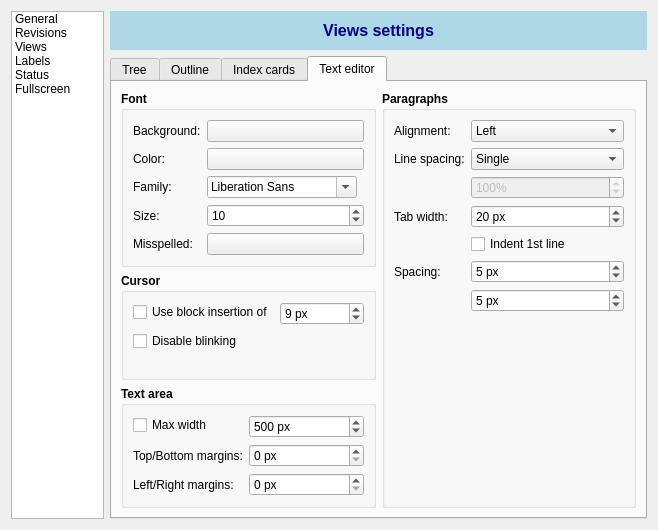
This is manuskript/ui/settings_ui.ui in olivierkes/manuskript as Qt 5 draws it before an edit. The edited form follows.
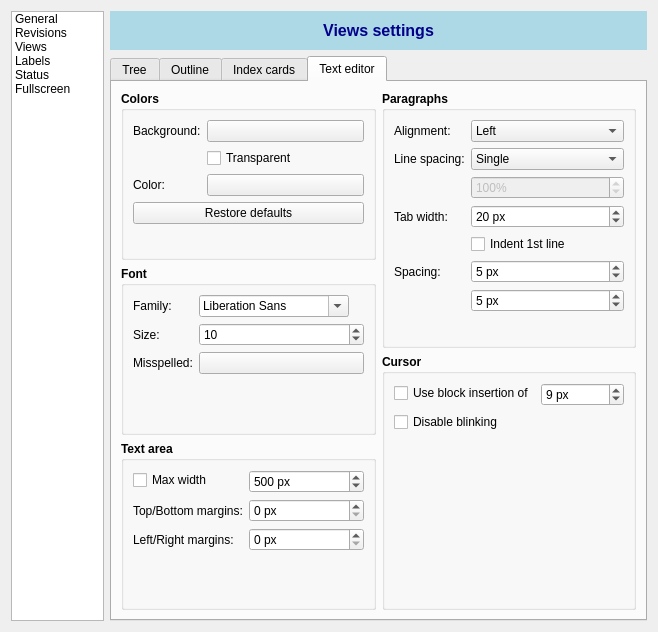
This is the edited form. The open tabs and pages were chosen to show the change. Icons and pictures are not drawn.

Commit message: Adds default system style to text editor

```diff
--- a/manuskript/ui/settings_ui.ui
+++ b/manuskript/ui/settings_ui.ui
@@ -7,7 +7,7 @@
     <x>0</x>
     <y>0</y>
     <width>658</width>
-    <height>530</height>
+    <height>632</height>
    </rect>
   </property>
   <property name="windowTitle">
@@ -795,13 +795,12 @@
        <item>
         <widget class="QTabWidget" name="tabViews">
          <property name="currentIndex">
-          <number>0</number>
+          <number>3</number>
          </property>
          <widget class="QWidget" name="tab">
           <attribute name="icon">
            <iconset theme="view-list-tree">
-            <normaloff/>
-           </iconset>
+            <normaloff>.</normaloff>.</iconset>
           </attribute>
           <attribute name="title">
            <string>Tree</string>
@@ -1070,7 +1069,7 @@
                    </font>
                   </property>
                   <property name="text">
-                   <string>Show wordcount</string>
+                   <string>Show &amp;wordcount</string>
                   </property>
                  </widget>
                 </item>
@@ -1083,7 +1082,7 @@
                    </font>
                   </property>
                   <property name="text">
-                   <string>Show progress</string>
+                   <string>S&amp;how progress</string>
                   </property>
                  </widget>
                 </item>
@@ -1096,7 +1095,7 @@
                    </font>
                   </property>
                   <property name="text">
-                   <string>Show summary</string>
+                   <string>Show summar&amp;y</string>
                   </property>
                  </widget>
                 </item>
@@ -1140,7 +1139,7 @@
                    </font>
                   </property>
                   <property name="text">
-                   <string>Show wordcount</string>
+                   <string>&amp;Show wordcount</string>
                   </property>
                  </widget>
                 </item>
@@ -1153,7 +1152,7 @@
                    </font>
                   </property>
                   <property name="text">
-                   <string>Show progress</string>
+                   <string>Show p&amp;rogress</string>
                   </property>
                  </widget>
                 </item>
@@ -1225,8 +1224,7 @@
          <widget class="QWidget" name="tab_2">
           <attribute name="icon">
            <iconset theme="view-outline">
-            <normaloff/>
-           </iconset>
+            <normaloff>.</normaloff>.</iconset>
           </attribute>
           <attribute name="title">
            <string>Outline</string>
@@ -1573,8 +1571,7 @@
          <widget class="QWidget" name="tab_3">
           <attribute name="icon">
            <iconset theme="view-cards">
-            <normaloff/>
-           </iconset>
+            <normaloff>.</normaloff>.</iconset>
           </attribute>
           <attribute name="title">
            <string>Index cards</string>
@@ -1693,7 +1690,7 @@
                  </font>
                 </property>
                 <property name="text">
-                 <string>Old style</string>
+                 <string>Old st&amp;yle</string>
                 </property>
                </widget>
               </item>
@@ -1706,7 +1703,7 @@
                  </font>
                 </property>
                 <property name="text">
-                 <string>New style</string>
+                 <string>Ne&amp;w style</string>
                 </property>
                </widget>
               </item>
@@ -1976,17 +1973,119 @@
          <widget class="QWidget" name="tab_4">
           <attribute name="icon">
            <iconset theme="view-text">
-            <normaloff/>
-           </iconset>
+            <normaloff>.</normaloff>.</iconset>
           </attribute>
           <attribute name="title">
            <string>Text editor</string>
           </attribute>
-          <layout class="QVBoxLayout" name="verticalLayout_22">
-           <item>
             <layout class="QHBoxLayout" name="horizontalLayout_4">
              <item>
               <layout class="QVBoxLayout" name="verticalLayout_21">
+             <item>
+              <widget class="QGroupBox" name="groupBox_17">
+               <property name="font">
+                <font>
+                 <weight>75</weight>
+                 <bold>true</bold>
+                </font>
+               </property>
+               <property name="title">
+                <string>Colors</string>
+               </property>
+               <layout class="QFormLayout" name="formLayout_12">
+                <item row="0" column="0">
+                 <widget class="QLabel" name="label_43">
+                  <property name="font">
+                   <font>
+                    <weight>50</weight>
+                    <bold>false</bold>
+                   </font>
+                  </property>
+                  <property name="text">
+                   <string>Background:</string>
+                  </property>
+                 </widget>
+                </item>
+                <item row="0" column="1">
+                 <widget class="QPushButton" name="btnEditorBackgroundColor">
+                  <property name="sizePolicy">
+                   <sizepolicy hsizetype="Preferred" vsizetype="Fixed">
+                    <horstretch>0</horstretch>
+                    <verstretch>0</verstretch>
+                   </sizepolicy>
+                  </property>
+                  <property name="font">
+                   <font>
+                    <weight>50</weight>
+                    <bold>false</bold>
+                   </font>
+                  </property>
+                  <property name="text">
+                   <string/>
+                  </property>
+                 </widget>
+                </item>
+                <item row="1" column="1">
+                 <widget class="QCheckBox" name="chkEditorBackgroundTransparent">
+                  <property name="font">
+                   <font>
+                    <weight>50</weight>
+                    <bold>false</bold>
+                   </font>
+                  </property>
+                  <property name="text">
+                   <string>Transparent</string>
+                  </property>
+                 </widget>
+                </item>
+                <item row="2" column="0">
+                 <widget class="QLabel" name="label_37">
+                  <property name="font">
+                   <font>
+                    <weight>50</weight>
+                    <bold>false</bold>
+                   </font>
+                  </property>
+                  <property name="text">
+                   <string>Color:</string>
+                  </property>
+                 </widget>
+                </item>
+                <item row="2" column="1">
+                 <widget class="QPushButton" name="btnEditorFontColor">
+                  <property name="sizePolicy">
+                   <sizepolicy hsizetype="Preferred" vsizetype="Fixed">
+                    <horstretch>0</horstretch>
+                    <verstretch>0</verstretch>
+                   </sizepolicy>
+                  </property>
+                  <property name="font">
+                   <font>
+                    <weight>50</weight>
+                    <bold>false</bold>
+                   </font>
+                  </property>
+                  <property name="text">
+                   <string/>
+                  </property>
+                 </widget>
+                </item>
+                <item row="3" column="0" colspan="2">
+                 <widget class="QPushButton" name="btnEditorColorDefault">
+                  <property name="font">
+                   <font>
+                    <weight>50</weight>
+                    <bold>false</bold>
+                   </font>
+                  </property>
+                  <property name="text">
+                   <string>Restore defaults</string>
+                  </property>
+                 </widget>
+                </item>
+               </layout>
+              </widget>
+             </item>
                <item>
                 <widget class="QGroupBox" name="groupBox_12">
                  <property name="font">
@@ -1999,39 +2098,7 @@
                   <string>Font</string>
                  </property>
                  <layout class="QFormLayout" name="formLayout_8">
-                  <item row="1" column="0">
-                   <widget class="QLabel" name="label_37">
-                    <property name="font">
-                     <font>
-                      <weight>50</weight>
-                      <bold>false</bold>
-                     </font>
-                    </property>
-                    <property name="text">
-                     <string>Color:</string>
-                    </property>
-                   </widget>
-                  </item>
-                  <item row="1" column="1">
-                   <widget class="QPushButton" name="btnEditorFontColor">
-                    <property name="sizePolicy">
-                     <sizepolicy hsizetype="Preferred" vsizetype="Fixed">
-                      <horstretch>0</horstretch>
-                      <verstretch>0</verstretch>
-                     </sizepolicy>
-                    </property>
-                    <property name="font">
-                     <font>
-                      <weight>50</weight>
-                      <bold>false</bold>
-                     </font>
-                    </property>
-                    <property name="text">
-                     <string/>
-                    </property>
-                   </widget>
-                  </item>
-                  <item row="2" column="0">
+                <item row="3" column="0">
                    <widget class="QLabel" name="label_39">
                     <property name="font">
                      <font>
@@ -2044,7 +2111,7 @@
                     </property>
                    </widget>
                   </item>
-                  <item row="2" column="1">
+                <item row="3" column="1">
                    <widget class="QFontComboBox" name="cmbEditorFontFamily">
                     <property name="sizePolicy">
                      <sizepolicy hsizetype="Preferred" vsizetype="Fixed">
@@ -2066,7 +2133,7 @@
                     </property>
                    </widget>
                   </item>
-                  <item row="3" column="0">
+                <item row="4" column="0">
                    <widget class="QLabel" name="label_38">
                     <property name="font">
                      <font>
@@ -2079,7 +2146,7 @@
                     </property>
                    </widget>
                   </item>
-                  <item row="4" column="0">
+                <item row="5" column="0">
                    <widget class="QLabel" name="label_36">
                     <property name="font">
                      <font>
@@ -2092,7 +2159,7 @@
                     </property>
                    </widget>
                   </item>
-                  <item row="4" column="1">
+                <item row="5" column="1">
                    <widget class="QPushButton" name="btnEditorMisspelledColor">
                     <property name="sizePolicy">
                      <sizepolicy hsizetype="Preferred" vsizetype="Fixed">
@@ -2111,7 +2178,7 @@
                     </property>
                    </widget>
                   </item>
-                  <item row="3" column="1">
+                <item row="4" column="1">
                    <widget class="QSpinBox" name="spnEditorFontSize">
                     <property name="font">
                      <font>
@@ -2130,101 +2197,6 @@
                     </property>
                    </widget>
                   </item>
-                  <item row="0" column="0">
-                   <widget class="QLabel" name="label_43">
-                    <property name="font">
-                     <font>
-                      <weight>50</weight>
-                      <bold>false</bold>
-                     </font>
-                    </property>
-                    <property name="text">
-                     <string>Background:</string>
-                    </property>
-                   </widget>
-                  </item>
-                  <item row="0" column="1">
-                   <widget class="QPushButton" name="btnEditorBackgroundColor">
-                    <property name="sizePolicy">
-                     <sizepolicy hsizetype="Preferred" vsizetype="Fixed">
-                      <horstretch>0</horstretch>
-                      <verstretch>0</verstretch>
-                     </sizepolicy>
-                    </property>
-                    <property name="font">
-                     <font>
-                      <weight>50</weight>
-                      <bold>false</bold>
-                     </font>
-                    </property>
-                    <property name="text">
-                     <string/>
-                    </property>
-                   </widget>
-                  </item>
-                 </layout>
-                </widget>
-               </item>
-               <item>
-                <widget class="QGroupBox" name="groupBox_15">
-                 <property name="font">
-                  <font>
-                   <weight>75</weight>
-                   <bold>true</bold>
-                  </font>
-                 </property>
-                 <property name="title">
-                  <string>Cursor</string>
-                 </property>
-                 <layout class="QFormLayout" name="formLayout_10">
-                  <item row="0" column="0">
-                   <widget class="QCheckBox" name="chkEditorCursorWidth">
-                    <property name="font">
-                     <font>
-                      <weight>50</weight>
-                      <bold>false</bold>
-                     </font>
-                    </property>
-                    <property name="text">
-                     <string>Use block insertion of</string>
-                    </property>
-                   </widget>
-                  </item>
-                  <item row="0" column="1">
-                   <widget class="QSpinBox" name="spnEditorCursorWidth">
-                    <property name="font">
-                     <font>
-                      <weight>50</weight>
-                      <bold>false</bold>
-                     </font>
-                    </property>
-                    <property name="suffix">
-                     <string> px</string>
-                    </property>
-                    <property name="minimum">
-                     <number>0</number>
-                    </property>
-                    <property name="maximum">
-                     <number>99</number>
-                    </property>
-                    <property name="value">
-                     <number>9</number>
-                    </property>
-                   </widget>
-                  </item>
-                  <item row="1" column="0">
-                   <widget class="QCheckBox" name="chkEditorNoBlinking">
-                    <property name="font">
-                     <font>
-                      <weight>50</weight>
-                      <bold>false</bold>
-                     </font>
-                    </property>
-                    <property name="text">
-                     <string>Disable blinking</string>
-                    </property>
-                   </widget>
-                  </item>
                  </layout>
                 </widget>
                </item>
@@ -2336,6 +2308,8 @@
               </layout>
              </item>
              <item>
+            <layout class="QVBoxLayout" name="verticalLayout_22">
+             <item>
               <widget class="QGroupBox" name="groupBox_13">
                <property name="font">
                 <font>
@@ -2347,6 +2321,65 @@
                 <string>Paragraphs</string>
                </property>
                <layout class="QFormLayout" name="formLayout_9">
+                <item row="0" column="0">
+                 <widget class="QLabel" name="label_35">
+                  <property name="font">
+                   <font>
+                    <weight>50</weight>
+                    <bold>false</bold>
+                   </font>
+                  </property>
+                  <property name="text">
+                   <string>Alignment:</string>
+                  </property>
+                 </widget>
+                </item>
+                <item row="0" column="1">
+                 <widget class="QComboBox" name="cmbEditorAlignment">
+                  <property name="font">
+                   <font>
+                    <weight>50</weight>
+                    <bold>false</bold>
+                   </font>
+                  </property>
+                  <item>
+                   <property name="text">
+                    <string>Left</string>
+                   </property>
+                   <property name="icon">
+                    <iconset theme="format-justify-left">
+                     <normaloff>.</normaloff>.</iconset>
+                   </property>
+                  </item>
+                  <item>
+                   <property name="text">
+                    <string>Center</string>
+                   </property>
+                   <property name="icon">
+                    <iconset theme="format-justify-center">
+                     <normaloff>.</normaloff>.</iconset>
+                   </property>
+                  </item>
+                  <item>
+                   <property name="text">
+                    <string>Right</string>
+                   </property>
+                   <property name="icon">
+                    <iconset theme="format-justify-right">
+                     <normaloff>.</normaloff>.</iconset>
+                   </property>
+                  </item>
+                  <item>
+                   <property name="text">
+                    <string>Justify</string>
+                   </property>
+                   <property name="icon">
+                    <iconset theme="format-justify-fill">
+                     <normaloff>.</normaloff>.</iconset>
+                   </property>
+                  </item>
+                 </widget>
+                </item>
                 <item row="1" column="0">
                  <widget class="QLabel" name="label_40">
                   <property name="font">
@@ -2550,8 +2583,23 @@
                   </property>
                  </widget>
                 </item>
+               </layout>
+              </widget>
+             </item>
+             <item>
+              <widget class="QGroupBox" name="groupBox_15">
+               <property name="font">
+                <font>
+                 <weight>75</weight>
+                 <bold>true</bold>
+                </font>
+               </property>
+               <property name="title">
+                <string>Cursor</string>
+               </property>
+               <layout class="QFormLayout" name="formLayout_10">
                 <item row="0" column="0">
-                 <widget class="QLabel" name="label_35">
+                 <widget class="QCheckBox" name="chkEditorCursorWidth">
                   <property name="font">
                    <font>
                     <weight>50</weight>
@@ -2559,58 +2607,43 @@
                    </font>
                   </property>
                   <property name="text">
-                   <string>Alignment:</string>
+                   <string>Use block insertion of</string>
                   </property>
                  </widget>
                 </item>
                 <item row="0" column="1">
-                 <widget class="QComboBox" name="cmbEditorAlignment">
+                 <widget class="QSpinBox" name="spnEditorCursorWidth">
                   <property name="font">
                    <font>
                     <weight>50</weight>
                     <bold>false</bold>
                    </font>
                   </property>
-                  <item>
-                   <property name="text">
-                    <string>Left</string>
-                   </property>
-                   <property name="icon">
-                    <iconset theme="format-justify-left">
-                     <normaloff/>
-                    </iconset>
-                   </property>
-                  </item>
-                  <item>
-                   <property name="text">
-                    <string>Center</string>
-                   </property>
-                   <property name="icon">
-                    <iconset theme="format-justify-center">
-                     <normaloff/>
-                    </iconset>
-                   </property>
-                  </item>
-                  <item>
-                   <property name="text">
-                    <string>Right</string>
-                   </property>
-                   <property name="icon">
-                    <iconset theme="format-justify-right">
-                     <normaloff/>
-                    </iconset>
-                   </property>
-                  </item>
-                  <item>
+                  <property name="suffix">
+                   <string> px</string>
+                  </property>
+                  <property name="minimum">
+                   <number>0</number>
+                  </property>
+                  <property name="maximum">
+                   <number>99</number>
+                  </property>
+                  <property name="value">
+                   <number>9</number>
+                  </property>
+                 </widget>
+                </item>
+                <item row="1" column="0">
+                 <widget class="QCheckBox" name="chkEditorNoBlinking">
+                  <property name="font">
+                   <font>
+                    <weight>50</weight>
+                    <bold>false</bold>
+                   </font>
+                  </property>
                    <property name="text">
-                    <string>Justify</string>
-                   </property>
-                   <property name="icon">
-                    <iconset theme="format-justify-fill">
-                     <normaloff/>
-                    </iconset>
-                   </property>
-                  </item>
+                   <string>Disable blinking</string>
+                  </property>
                  </widget>
                 </item>
                </layout>
@@ -3597,8 +3630,7 @@
                       </property>
                       <property name="icon">
                        <iconset theme="format-justify-left">
-                        <normaloff/>
-                       </iconset>
+                        <normaloff>.</normaloff>.</iconset>
                       </property>
                      </item>
                      <item>
@@ -3607,8 +3639,7 @@
                       </property>
                       <property name="icon">
                        <iconset theme="format-justify-center">
-                        <normaloff/>
-                       </iconset>
+                        <normaloff>.</normaloff>.</iconset>
                       </property>
                      </item>
                      <item>
@@ -3617,8 +3648,7 @@
                       </property>
                       <property name="icon">
                        <iconset theme="format-justify-right">
-                        <normaloff/>
-                       </iconset>
+                        <normaloff>.</normaloff>.</iconset>
                       </property>
                      </item>
                      <item>
@@ -3627,8 +3657,7 @@
                       </property>
                       <property name="icon">
                        <iconset theme="format-justify-fill">
-                        <normaloff/>
-                       </iconset>
+                        <normaloff>.</normaloff>.</iconset>
                       </property>
                      </item>
                     </widget>
```
Lines whose indentation alone changed are shown as unchanged. The commit also changes 5 other files.
